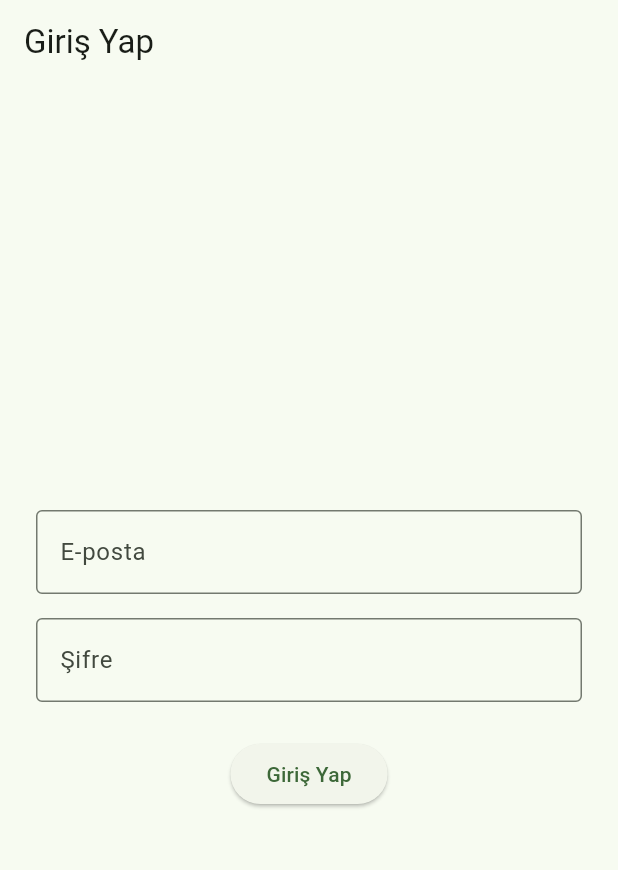
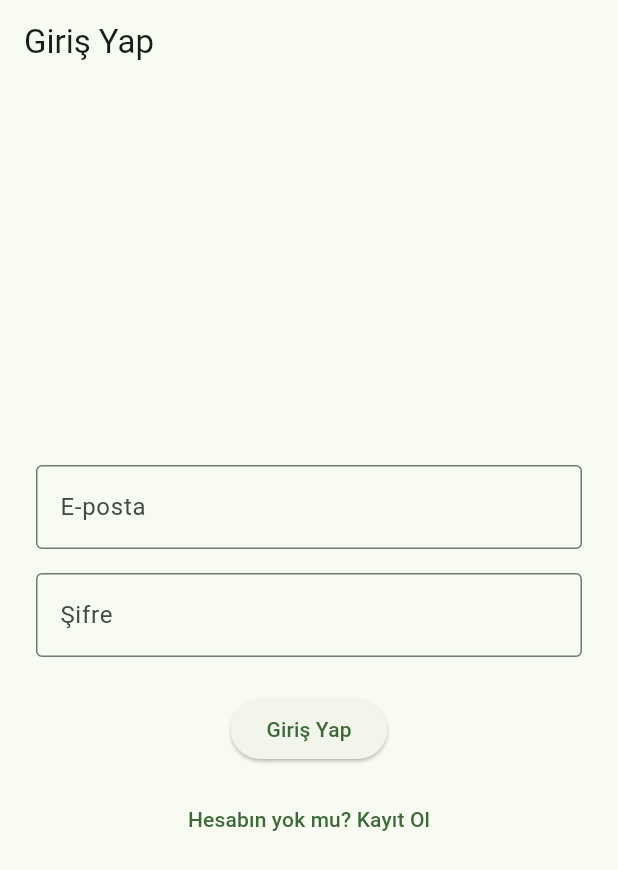
Before and after one commit to nijelouss/english_word_app, a Flutter app: the screen it shows after launch, on a phone screen of 412 x 824 dp. Shown: the top 870 px of the screen. Run offline on Flutter 3.47's test engine with Material 3 defaults, Android fonts, the phone set to English and light mode, and no system bars; our stand-ins replace flutter_dotenv, google_generative_ai, sqflite; missing offline and left inert: gal; accounts and stored records are empty.

Commit message:
feat: login ve register ekranlari birbirine baglandi

```diff
--- a/lib/screens/auth/login_screen.dart
+++ b/lib/screens/auth/login_screen.dart
@@ -1,5 +1,6 @@
 import 'package:flutter/material.dart';
 import 'package:english_word_app/database/database_helper.dart';
+import 'package:english_word_app/screens/auth/register_screen.dart';
 
 class LoginScreen extends StatefulWidget {
   const LoginScreen({super.key});
@@ -79,6 +80,18 @@ class _LoginScreenState extends State<LoginScreen> {
               },
               child: const Text('Giriş Yap'),
             ),
+            const SizedBox(height: 12), // İki buton arasına ufak bir boşluk
+
+          TextButton(
+            onPressed: () {
+              // Defterin üzerine yeni bir sayfa (RegisterScreen) koyuyoruz
+              Navigator.push(
+                context,
+                MaterialPageRoute(builder: (context) => const RegisterScreen()),
+              );
+            },
+            child: const Text('Hesabın yok mu? Kayıt Ol'),
+          ),
           ],
         ),
       ),
```
